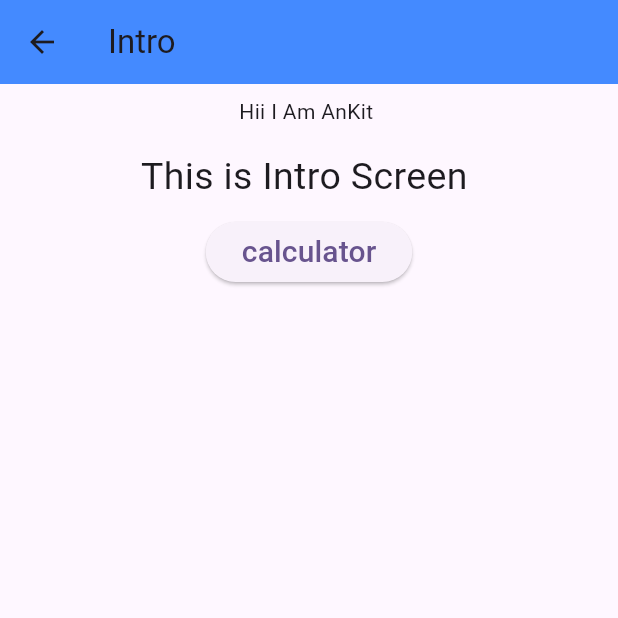
After one commit to ankitj30/flutterbasiccalculator, a Flutter app: the screen it shows after launch, after a tap on "push to next page", on a phone screen of 412 x 824 dp, the top half of it. The commit adds this screen. Run offline on Flutter 3.47's test engine with Material 3 defaults, Android fonts, the phone set to English and light mode, and no system bars.

Commit message:
update a In

```diff
--- /dev/null
+++ b/lib/Intropage.dart
@@ -0,0 +1,33 @@
+import 'package:flutter/material.dart';
+import 'package:statefulexample/main.dart';
+
+class Intropage extends StatelessWidget{
+  @override
+  Widget build(BuildContext context) {
+  return Scaffold(
+    appBar: AppBar(
+      backgroundColor: Colors.blueAccent,
+      title: Text('Intro'),
+    ),
+    body:Center(
+      child: Column(
+        children: [
+
+           Padding(
+             padding: const EdgeInsets.all(8.0),
+             child: Text("Hii I Am AnKit "),
+           ),
+          Padding(
+            padding: const EdgeInsets.all(8.0),
+            child: Text('This is Intro Screen ',style: TextStyle(fontSize: (25)),),
+          ),
+
+          ElevatedButton(onPressed:(){
+            Navigator.pop(context);
+          }, child: Text("calculator",style: TextStyle(fontSize: (20)),))
+        ],
+      ),
+    ),
+  );
+  }
+}
--- a/lib/main.dart
+++ b/lib/main.dart
@@ -1,4 +1,5 @@
 import 'package:flutter/material.dart';
+import 'package:statefulexample/Intropage.dart';
 
 void main() {
   runApp(const MyApp()); // make this const
@@ -36,6 +37,7 @@ class _MyHomePageState extends State<MyHomePage> {
   Widget build(BuildContext context) {
     return Scaffold(
       appBar: AppBar(title: const Text('Basic Calculator')),
+      backgroundColor: Colors.blueAccent,
       body: Container(
         color: Colors.blue.shade100,
         child: Center(
@@ -57,7 +59,7 @@ class _MyHomePageState extends State<MyHomePage> {
                     children: [
                       ElevatedButton(onPressed: (){
                         var no1 = int.parse(no1controller.text.toString());
-                        var no2 = int.parse(no1controller.text.toString());
+                        var no2 = int.parse(no2controller.text.toString());
                         var sum = no1+no2;
                         result = " The sum $no1 and $no2 is $sum";
                         setState(() {});
@@ -65,7 +67,7 @@ class _MyHomePageState extends State<MyHomePage> {
 
                       ElevatedButton(onPressed: (){
                         var no1 = int.parse(no1controller.text.toString());
-                        var no2 = int.parse(no1controller.text.toString());
+                        var no2 = int.parse(no2controller.text.toString());
                         var diff = no1-no2;
                         result = " The sub $no1 and $no2 is $diff";
                         setState(() {});
@@ -73,7 +75,7 @@ class _MyHomePageState extends State<MyHomePage> {
 
                       ElevatedButton(onPressed: (){
                         var no1 = int.parse(no1controller.text.toString());
-                        var no2 = int.parse(no1controller.text.toString());
+                        var no2 = int.parse(no2controller.text.toString());
                         var mul = no1*no2;
                         result = " The mul $no1 and $no2 is $mul";
                         setState(() {});
@@ -91,6 +93,10 @@ class _MyHomePageState extends State<MyHomePage> {
                 ),
                 Padding(padding: EdgeInsets.all(21),
                   child: Text(result,style: TextStyle(fontSize: 25,color: Colors.black87),),),
+                  ElevatedButton(onPressed: (){
+                    Navigator.push(context, MaterialPageRoute(builder: (context)=> Intropage(),)
+                    );
+                  }, child: Text('push to next page')),
               ],
 
             ),
```
